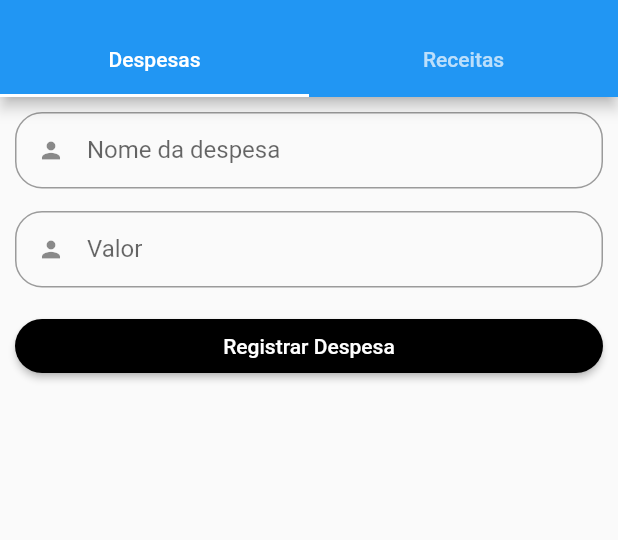
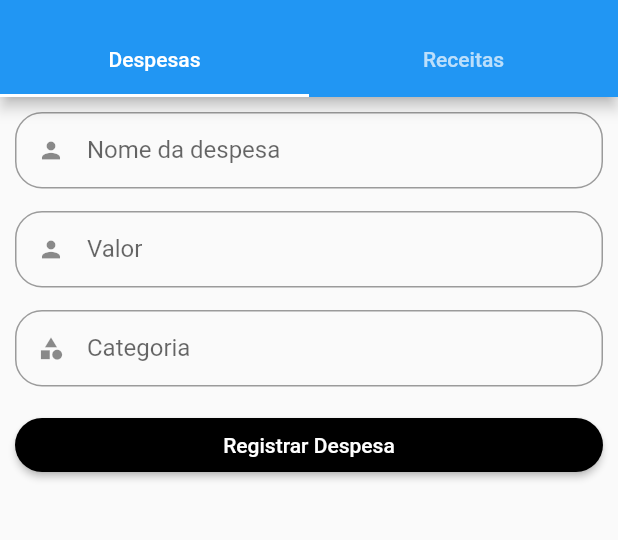
Before and after one commit to LuisSouza03/GasteCerto, a Flutter app: the HomeScreen screen opened directly, after a tap on the "add" icon, on a phone screen of 412 x 824 dp, the part 59-599 px from its top. Run offline on Flutter 3.47's test engine with Material 2 defaults, Android fonts, the phone set to English and light mode, and no system bars; our stand-ins replace email_validator, flutter_slidable, get; network calls fail.

Commit message:
feat: finalizando app

```diff
--- a/front_end/gaste_certo/lib/src/data/repository/get_all_transactions.dart
+++ b/front_end/gaste_certo/lib/src/data/repository/get_all_transactions.dart
@@ -62,6 +62,22 @@ class GetAllTransactions extends GetxController {
     }
   }
 
+  Future<double> getTotal() async {
+    double total = 0;
+
+    List<AllTransactions> allTransactions = await getAll();
+
+    for (var transaction in allTransactions) {
+      if (transaction.type == 'Receitas') {
+        total += transaction.valor!;
+      } else if (transaction.type == 'Despesas') {
+        total -= transaction.valor!;
+      }
+    }
+
+    return total;
+  }
+
   @override
   Future<void> exceptionFirebaseSnackBar(
       {required String message,
--- a/front_end/gaste_certo/lib/src/domain/models/all_transactions_model.dart
+++ b/front_end/gaste_certo/lib/src/domain/models/all_transactions_model.dart
@@ -2,9 +2,9 @@ class AllTransactions {
   String? id;
   String? nome;
   String? categoria;
-  double? valor;
+  dynamic? valor;
   String? data;
-  int? iV;
+  dynamic? iV;
   String? type;
 
   AllTransactions({
--- a/front_end/gaste_certo/lib/src/ui/screens/addScreen/forms/abas_form_screen.dart
+++ b/front_end/gaste_certo/lib/src/ui/screens/addScreen/forms/abas_form_screen.dart
@@ -48,6 +48,13 @@ class _DespesasFormState extends State<DespesasForm> {
               validator: (value) =>
                   validationFunctions.validateNotEmpty(value!),
             ),
+            CustomTextField(
+              icon: Icons.category,
+              label: "Categoria",
+              textController: controller.categoria,
+              validator: (value) =>
+                  validationFunctions.validateNotEmpty(value!),
+            ),
             SizedBox(
               width: double.infinity,
               child: ButtonWidget(
@@ -58,7 +65,7 @@ class _DespesasFormState extends State<DespesasForm> {
                       final DespesasModel despesa = DespesasModel(
                         nome: controller.nome.text.trim(),
                         valor: double.parse(valor),
-                        categoria: '',
+                        categoria: controller.categoria.text.trim(),
                       );
 
                       DespesasApi.instance.registerDespesas(
@@ -111,6 +118,13 @@ class _ReceitasFormState extends State<ReceitasForm> {
               validator: (value) =>
                   validationFunctions.validateNotEmpty(value!),
             ),
+            CustomTextField(
+              icon: Icons.category,
+              label: "Categoria",
+              textController: controller.categoria,
+              validator: (value) =>
+                  validationFunctions.validateNotEmpty(value!),
+            ),
             SizedBox(
               width: double.infinity,
               child: ButtonWidget(
@@ -121,7 +135,7 @@ class _ReceitasFormState extends State<ReceitasForm> {
                       final ReceitasModel receita = ReceitasModel(
                         nome: controller.nome.text.trim(),
                         valor: double.parse(valor),
-                        categoria: '',
+                        categoria: controller.categoria.text.trim(),
                       );
 
                       ReceitasApi.instance.registerReceitas(
--- a/front_end/gaste_certo/lib/src/ui/screens/home/home_screen.dart
+++ b/front_end/gaste_certo/lib/src/ui/screens/home/home_screen.dart
@@ -95,6 +95,40 @@ class _HomeScreenState extends State<HomeScreen> {
                                 fontSize: width * 0.05),
                           ),
                         ),
+                        FutureBuilder<double>(
+                          future: GetAllTransactions().getTotal(),
+                          builder: (BuildContext context,
+                              AsyncSnapshot<double> snapshot) {
+                            if (snapshot.connectionState ==
+                                ConnectionState.waiting) {
+                              return const CircularProgressIndicator();
+                            }
+
+                            if (snapshot.hasError) {
+                              return Text(
+                                  'Erro ao obter o total: ${snapshot.error}');
+                            }
+
+                            final total = snapshot.data;
+                            final textColor =
+                                total! < 0 ? Colors.red : Colors.black;
+
+                            return Padding(
+                              padding: EdgeInsets.only(
+                                left: width * 0.05,
+                                top: 5,
+                              ),
+                              child: Text(
+                                'R\$${total.toStringAsFixed(2)}',
+                                style: TextStyle(
+                                  fontWeight: FontWeight.bold,
+                                  fontSize: width * 0.05,
+                                  color: textColor,
+                                ),
+                              ),
+                            );
+                          },
+                        ),
                         Row(
                           crossAxisAlignment: CrossAxisAlignment.center,
                           mainAxisAlignment: MainAxisAlignment.spaceBetween,
@@ -178,13 +212,11 @@ class _HomeScreenState extends State<HomeScreen> {
         if (snapshot.hasData) {
           final transactions = snapshot.data!;
           return ListView.builder(
+            itemCount: transactions.length,
             shrinkWrap: true,
-            itemCount: transactions.length,
             itemBuilder: (context, index) {
               final transaction = transactions[index];
               return SizedBox(
-                height: 130,
-                width: 400,
                 child: Slidable(
                   key: const ValueKey(0),
                   startActionPane: ActionPane(
@@ -224,6 +256,15 @@ class _HomeScreenState extends State<HomeScreen> {
                           child: Column(
                             crossAxisAlignment: CrossAxisAlignment.start,
                             children: [
+                              Row(
+                                children: [
+                                  Icon(
+                                    transaction.type == 'Receitas'
+                                        ? Icons.keyboard_double_arrow_up_rounded
+                                        : Icons
+                                            .keyboard_double_arrow_down_rounded,
+                                    color: Colors.white,
+                                  ),
                                   Text(
                                     transaction.type!,
                                     style: const TextStyle(
@@ -231,6 +272,8 @@ class _HomeScreenState extends State<HomeScreen> {
                                       fontWeight: FontWeight.bold,
                                       fontSize: 16,
                                     ),
+                                  ),
+                                ],
                               ),
                               const SizedBox(height: 8),
                               Text(
@@ -242,8 +285,27 @@ class _HomeScreenState extends State<HomeScreen> {
                                 ),
                               ),
                               const SizedBox(height: 8),
+                              Row(
+                                children: [
+                                  const Icon(
+                                    Icons.category,
+                                    color: Colors.white,
+                                    size: 12,
+                                  ),
+                                  const SizedBox(width: 8),
                                   Text(
-                                transaction.valor.toString(),
+                                    transaction.categoria!,
+                                    style: const TextStyle(
+                                      color: Colors.white,
+                                      fontWeight: FontWeight.bold,
+                                      fontSize: 12,
+                                    ),
+                                  ),
+                                ],
+                              ),
+                              const SizedBox(height: 8),
+                              Text(
+                                'R\$${transaction.valor!.toStringAsFixed(2)}',
                                 style: const TextStyle(
                                   color: Colors.white,
                                   fontSize: 16,
```
Also changed, not shown: 1 other file. Lines whose indentation alone changed are shown as unchanged.
